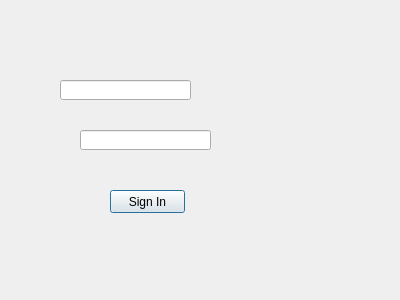
First picture: the form in LoginDialog.ui, repository jordynmarlow/DatabaseSystems, before the edit.
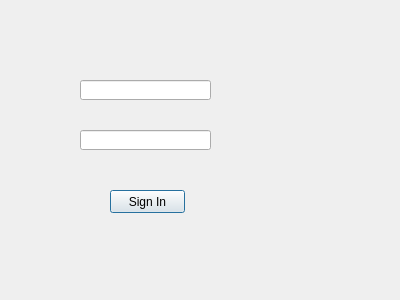
Second picture: the form after the edit.

```diff
--- a/LoginDialog.ui
+++ b/LoginDialog.ui
@@ -16,7 +16,7 @@
   <widget class="QLineEdit" name="username_le">
    <property name="geometry">
     <rect>
-     <x>60</x>
+     <x>80</x>
      <y>80</y>
      <width>131</width>
      <height>20</height>
```
